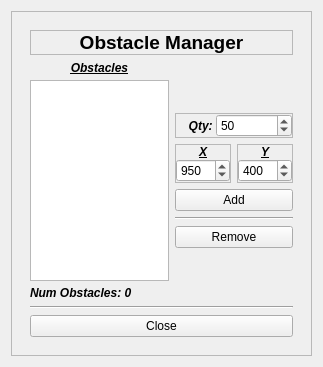
Before: the Qt Designer form ui/obstacle_manager.ui in kpdudek/PyQtGame, drawn with Qt 5.
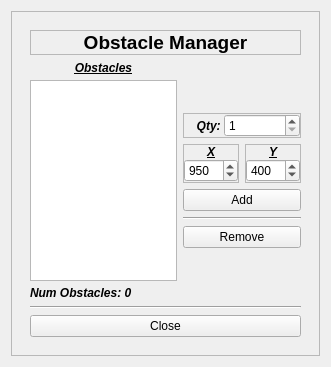
After: the same form once the commit is applied.

The edit to the form file:
```diff
--- a/ui/obstacle_manager.ui
+++ b/ui/obstacle_manager.ui
@@ -6,7 +6,7 @@
    <rect>
     <x>0</x>
     <y>0</y>
-    <width>323</width>
+    <width>331</width>
     <height>367</height>
    </rect>
   </property>
@@ -171,7 +171,7 @@
                    <number>250</number>
                   </property>
                   <property name="value">
-                   <number>50</number>
+                   <number>1</number>
                   </property>
                  </widget>
                 </item>
```
